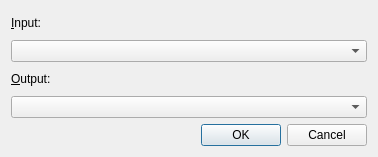
Qt form src/stereo3ddialog.ui (wilbert2000/wzplayer) before a commit.
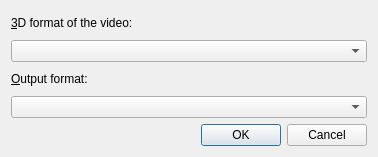
The same form after that commit.

Commit message: Change some strings in the stereo3d dialog

```diff
--- a/src/stereo3ddialog.ui
+++ b/src/stereo3ddialog.ui
@@ -17,7 +17,7 @@
    <item>
     <widget class="QLabel" name="label">
      <property name="text">
-      <string>&amp;Input:</string>
+      <string>&amp;3D format of the video:</string>
      </property>
      <property name="buddy">
       <cstring>in_combo</cstring>
@@ -30,7 +30,7 @@
    <item>
     <widget class="QLabel" name="label_2">
      <property name="text">
-      <string>&amp;Output:</string>
+      <string>&amp;Output format:</string>
      </property>
      <property name="buddy">
       <cstring>out_combo</cstring>
```
The commit also changes 1 other file.
